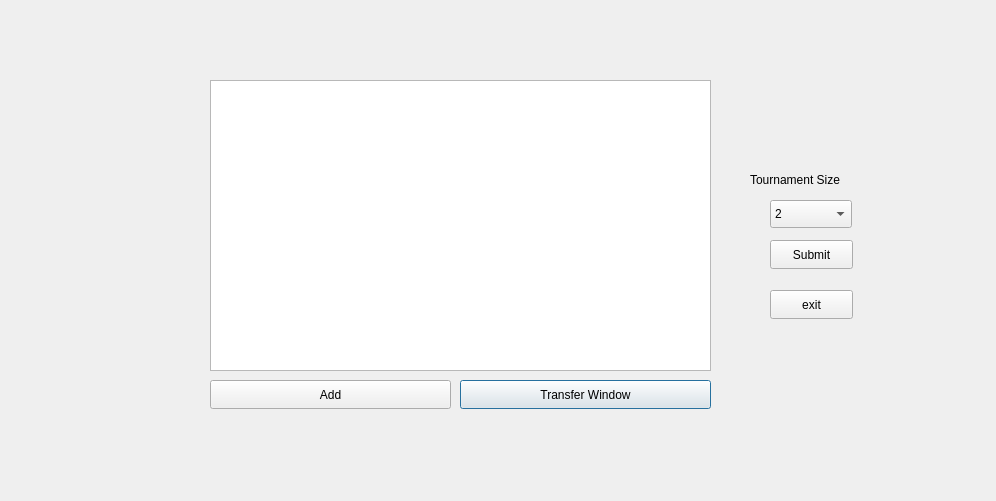
Above: TournamentCreationWindow.ui from FilipStach/Champion-League before the change. Below: the same form after it.
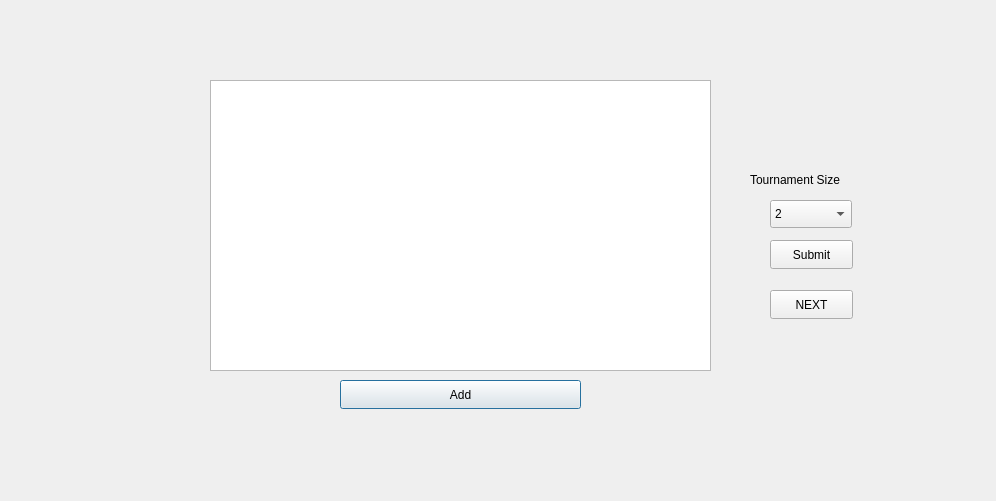
That is the form after the change. Icons and pictures are not drawn.

The edit to the form file:
```diff
--- a/TournamentCreationWindow.ui
+++ b/TournamentCreationWindow.ui
@@ -62,23 +62,10 @@
     <string>Tournament Size</string>
    </property>
   </widget>
-  <widget class="QPushButton" name="TransferButton">
-   <property name="geometry">
-    <rect>
-     <x>460</x>
-     <y>380</y>
-     <width>251</width>
-     <height>29</height>
-    </rect>
-   </property>
-   <property name="text">
-    <string>Transfer Window</string>
-   </property>
-  </widget>
   <widget class="QPushButton" name="AddButton">
    <property name="geometry">
     <rect>
-     <x>210</x>
+     <x>340</x>
      <y>380</y>
      <width>241</width>
      <height>29</height>
@@ -121,7 +108,7 @@
     </rect>
    </property>
    <property name="text">
-    <string>exit</string>
+    <string>NEXT</string>
    </property>
   </widget>
  </widget>
```
